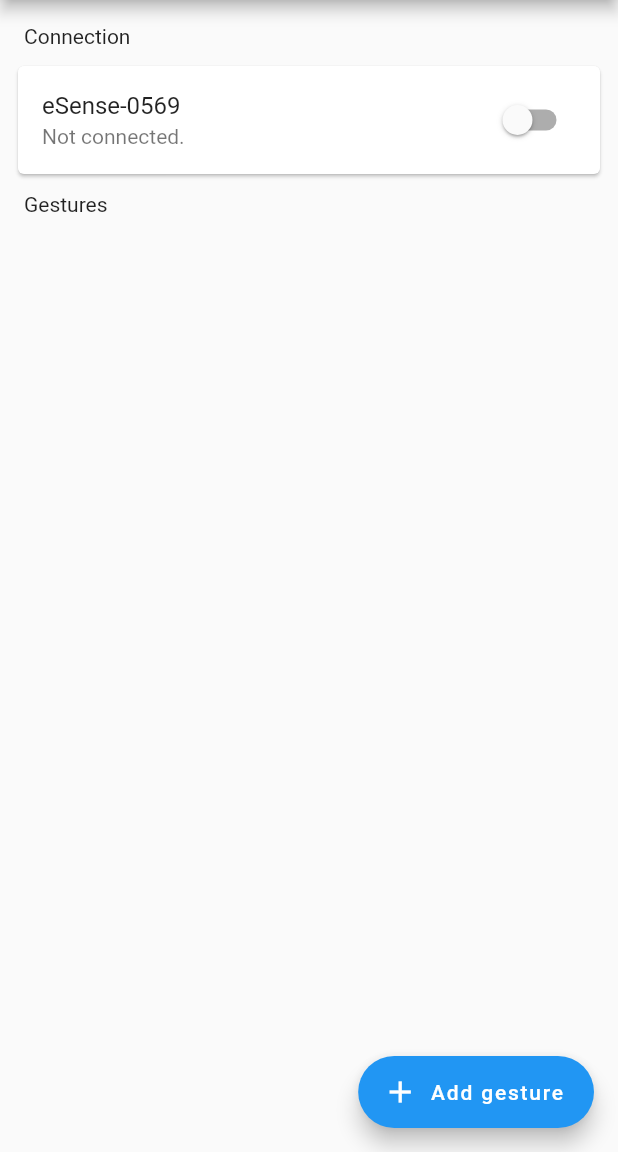
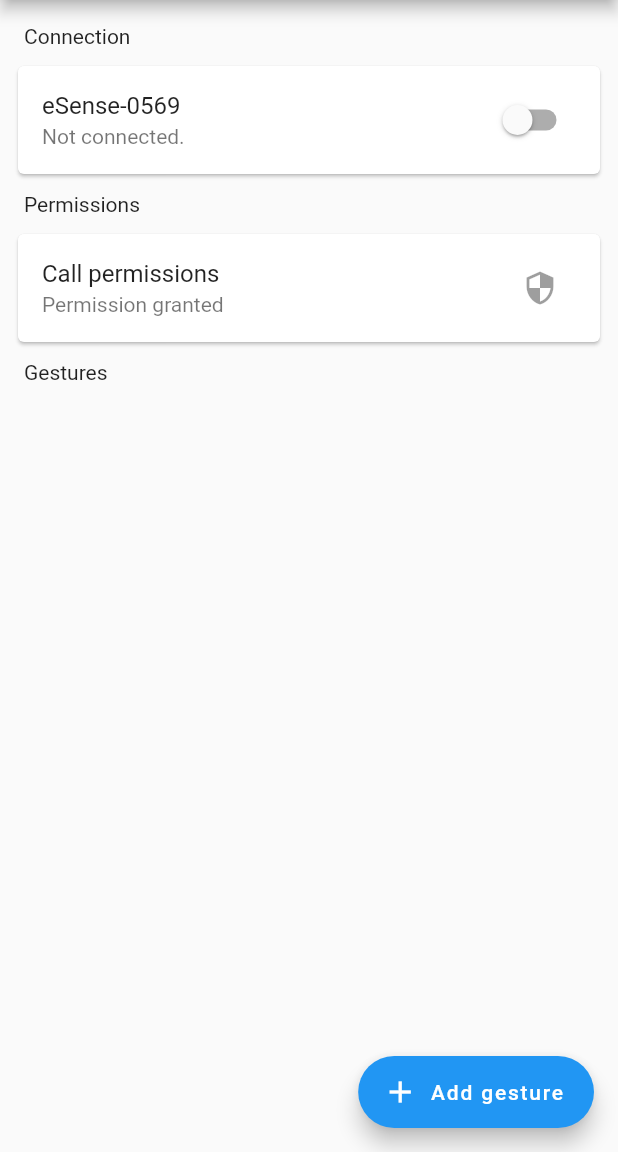
Before and after one commit to DoctorJohn/blinktwice, a Flutter app: the screen it shows after launch, on a phone screen of 412 x 824 dp, the part 84-1236 px from its top. Run offline on Flutter 3.47's test engine with Material 2 defaults, Android fonts, the phone set to English and light mode, and no system bars; our stand-ins replace fl_chart, flutter_chips_input, hive, hive_flutter, permission_handler, rxdart and 1 more; missing offline and left inert: esense_flutter, flutter_callkeep, flutter_vibrate; accounts and stored records are empty.

Commit message:
feat: add permissions card

```diff
--- a/lib/screens/main_screen.dart
+++ b/lib/screens/main_screen.dart
@@ -7,6 +7,7 @@ import 'package:stream_testing/screens/phone_sensors_screen.dart';
 import 'package:stream_testing/services/motion_manager.dart';
 import 'package:stream_testing/widgets/device_card.dart';
 import 'package:stream_testing/widgets/gestures_card.dart';
+import 'package:stream_testing/widgets/permissions_card.dart';
 
 class MainScreen extends StatefulWidget {
   const MainScreen({Key? key}) : super(key: key);
@@ -44,6 +45,11 @@ class _MainScreenState extends State<MainScreen> {
             child: Text("Connection"),
           ),
           DeviceCard(deviceName: "eSense-0569"),
+          Padding(
+            padding: EdgeInsets.all(8.0),
+            child: Text("Permissions"),
+          ),
+          PermissionsCard(),
           Padding(
             padding: EdgeInsets.all(8.0),
             child: Text("Gestures"),
--- /dev/null
+++ b/lib/widgets/permissions_card.dart
@@ -0,0 +1,47 @@
+import 'package:flutter/material.dart';
+import 'package:flutter_callkeep/flutter_callkeep.dart';
+import 'package:permission_handler/permission_handler.dart';
+
+class PermissionsCard extends StatefulWidget {
+  const PermissionsCard({Key? key}) : super(key: key);
+
+  @override
+  State<StatefulWidget> createState() => _PermissionsCardState();
+}
+
+class _PermissionsCardState extends State<PermissionsCard> {
+  @override
+  Widget build(BuildContext context) {
+    return Card(
+      child: FutureBuilder<bool>(
+        future: Permission.phone.isGranted,
+        builder: (context, snapshot) {
+          final subtitle = snapshot.hasData
+              ? snapshot.data!
+                  ? const Text("Permission granted")
+                  : const Text("Permission denied")
+              : const Text("Checking...");
+
+          final enabled = snapshot.hasData && !snapshot.data!;
+
+          debugPrint("SNAPSHOT: $snapshot");
+
+          return ListTile(
+            title: const Text("Call permissions"),
+            subtitle: subtitle,
+            trailing: IconButton(
+              icon: const Icon(Icons.security),
+              onPressed: enabled
+                  ? () async {
+                      CallKeep.askForPermissionsIfNeeded(context);
+                      // Trigger rebuild to show new permission status
+                      setState(() {});
+                    }
+                  : null,
+            ),
+          );
+        },
+      ),
+    );
+  }
+}
--- a/pubspec.yaml
+++ b/pubspec.yaml
@@ -43,6 +43,7 @@ dependencies:
   hive: ^2.0.5
   hive_flutter: ^1.1.0
   flutter_chips_input: ^1.10.0
+  permission_handler: ^8.3.0
 
 dev_dependencies:
   flutter_test:
```
Also changed, not shown: pubspec.lock, 1 other file.
